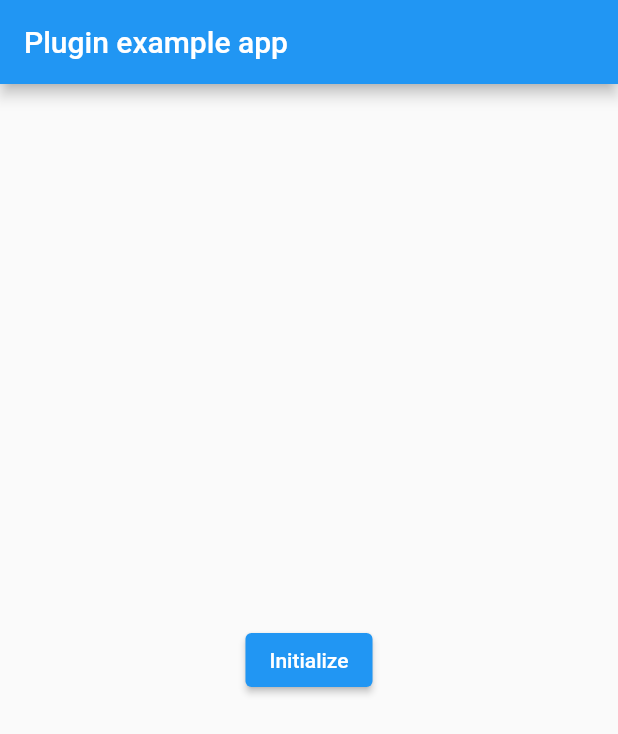
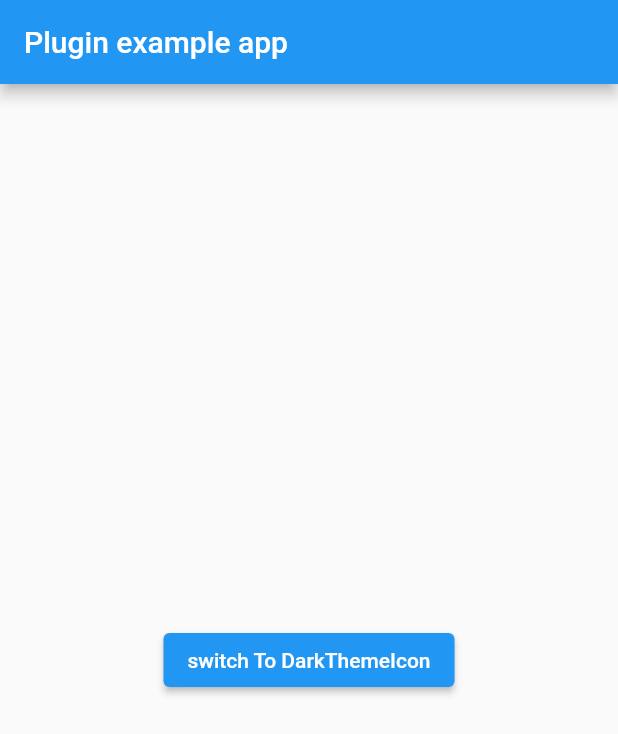
Before and after one commit to DevsOnFlutter/flutter_live_icon, a Flutter app: the screen it shows after launch, on a phone screen of 412 x 824 dp. Shown: the top 734 px of the screen. Run offline on Flutter 3.47's test engine with Material 2 defaults, Android fonts, the phone set to English and light mode, and no system bars.

Commit message:
project structured (Dart sdk >=2.13)

```diff
--- a/example/lib/main.dart
+++ b/example/lib/main.dart
@@ -17,20 +17,15 @@ class _MyAppState extends State<MyApp> {
   @override
   void initState() {
     super.initState();
-    initialize();
   }
 
-  void initialize() async {
-    await liveIcon.initialize(icons: [
-      const LiveIconData(
+  void switchAppIcon() async {
+    await liveIcon.switchTo(
+      icon: const LiveIconData(
         iconName: "darkTheme",
         className: "DarkTheme",
       ),
-      const LiveIconData(
-        iconName: "lightTheme",
-        className: "LightTheme",
-      ),
-    ]);
+    );
   }
 
   @override
@@ -42,9 +37,9 @@ class _MyAppState extends State<MyApp> {
         ),
         body: Center(
           child: ElevatedButton(
-            child: Text('Initialize'),
+            child: Text('switch To DarkThemeIcon'),
             onPressed: () {
-              initialize();
+              switchAppIcon();
             },
           ),
         ),
--- a/example/pubspec.yaml
+++ b/example/pubspec.yaml
@@ -3,10 +3,10 @@ description: Demonstrates how to use the live_icon plugin.
 
 # The following line prevents the package from being accidentally published to
 # pub.dev using `pub publish`. This is preferred for private packages.
-publish_to: 'none' # Remove this line if you wish to publish to pub.dev
+publish_to: "none" # Remove this line if you wish to publish to pub.dev
 
 environment:
-  sdk: ">=2.7.0 <3.0.0"
+  sdk: ">=2.12.0 <3.0.0"
 
 dependencies:
   flutter:
@@ -33,7 +33,6 @@ dev_dependencies:
 
 # The following section is specific to Flutter.
 flutter:
-
   # The following line ensures that the Material Icons font is
   # included with your application, so that you can use the icons in
   # the material Icons class.
--- a/lib/live_icon.dart
+++ b/lib/live_icon.dart
@@ -1,25 +1,19 @@
 import 'dart:async';
 
 import 'package:flutter/services.dart';
-import './src/helper/helper.dart';
+import 'package:live_icon/src/helper/helper.dart';
 
-export './src/helper/helper.dart';
+export 'package:live_icon/src/helper/helper.dart';
 
 class LiveIcon {
   static const MethodChannel _channel =
       const MethodChannel('com.hackthedeveloper.live_icon');
 
-  Future<void> initialize({List<LiveIconData> icons}) async {
-    List<Map<String, String>> iconData = _serializeLiveIconData(icons);
-    await _channel.invokeMethod("initialize", iconData);
-  }
-
-  List<Map<String, String>> _serializeLiveIconData(List<LiveIconData> icons) {
-    return icons
-        .map((icon) => <String, String>{
-              'iconName': icon.iconName,
-              'className': icon.className,
-            })
-        .toList();
+  Future<void> switchTo({required LiveIconData icon}) async {
+    Map<String, String> iconData = {
+      'iconName': icon.iconName,
+      'className': icon.className,
+    };
+    await _channel.invokeMethod("initialize", [iconData]);
   }
 }
--- a/lib/src/helper/helper.dart
+++ b/lib/src/helper/helper.dart
@@ -1 +1 @@
-export 'model/live_icon_data.dart';
+export 'package:live_icon/src/model/live_icon_data.dart';
--- a/lib/src/helper/model/live_icon_data.dart
+++ b/lib/src/model/live_icon_data.dart
@@ -1,7 +1,7 @@
 class LiveIconData {
   const LiveIconData({
-    this.iconName,
-    this.className,
+    required this.iconName,
+    required this.className,
   });
 
   final String iconName;
--- a/pubspec.yaml
+++ b/pubspec.yaml
@@ -5,7 +5,7 @@ author:
 homepage:
 
 environment:
-  sdk: ">=2.7.0 <3.0.0"
+  sdk: ">=2.12.0 <3.0.0"
   flutter: ">=1.20.0"
 
 dependencies:
```
Also changed, not shown: example/pubspec.lock, pubspec.lock, 7 other files.
